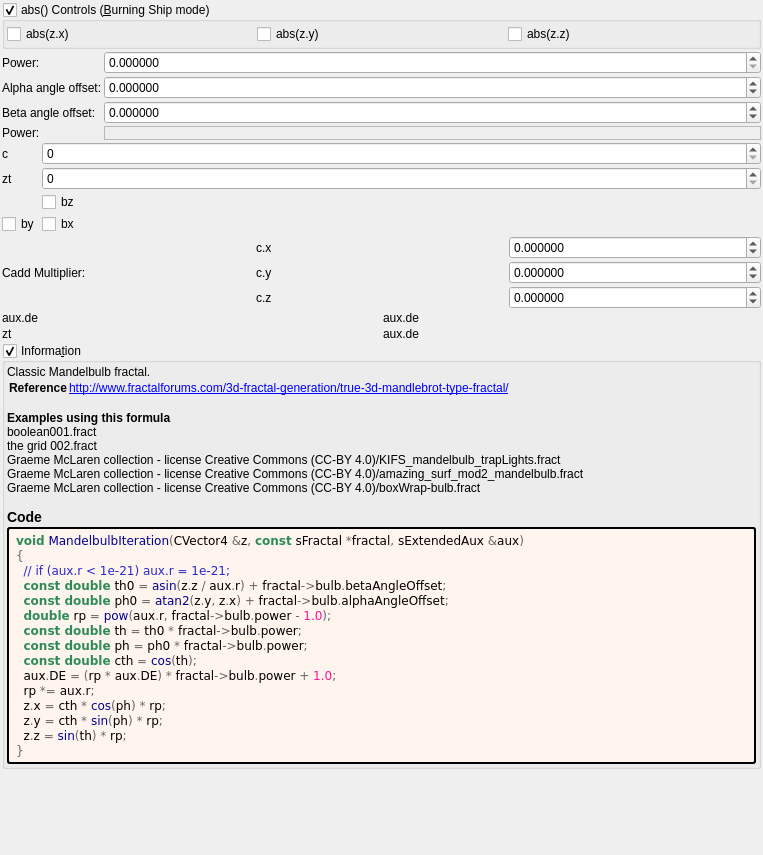
The window that mandelbulber2/formula/ui/mandelbulb_plus_z.ui (buddhi1980/mandelbulber2) describes before a commit, drawn with Qt 5.
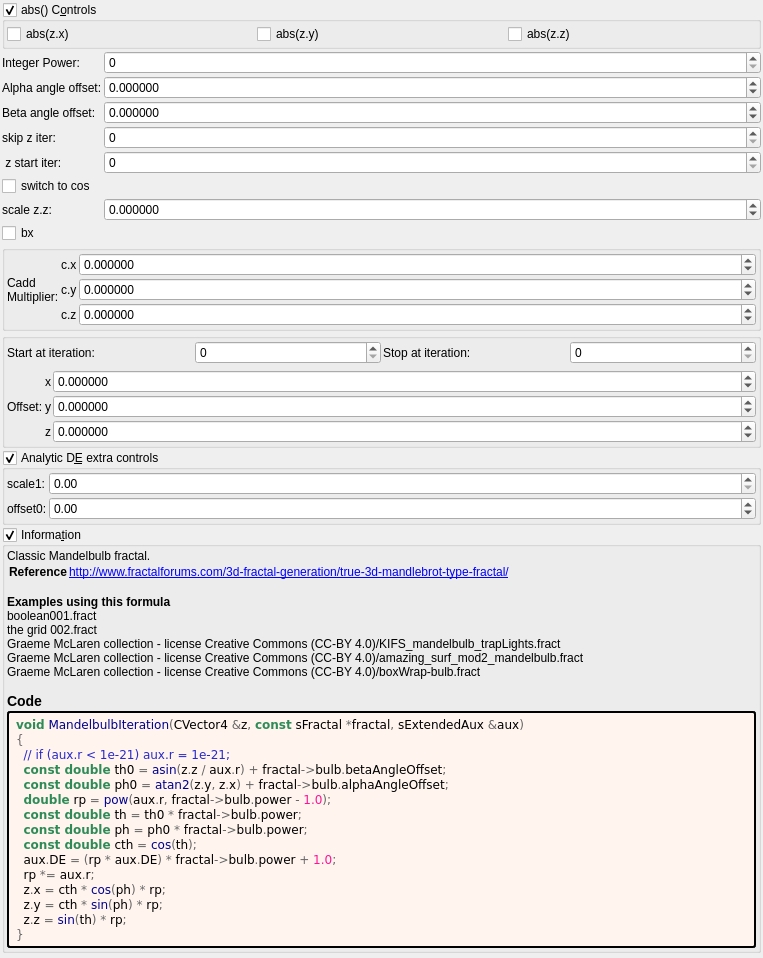
The same window after the commit. Custom widgets are drawn as their Qt base class.

Commit message: mandelbulb_plus_z.cl beta

```diff
--- a/mandelbulber2/formula/ui/mandelbulb_plus_z.ui
+++ b/mandelbulber2/formula/ui/mandelbulb_plus_z.ui
@@ -7,7 +7,7 @@
     <x>0</x>
     <y>0</y>
     <width>763</width>
-    <height>855</height>
+    <height>958</height>
    </rect>
   </property>
   <property name="windowTitle">
@@ -35,7 +35,7 @@
       <string/>
      </property>
      <property name="title">
-      <string>abs() Controls (&amp;Burning Ship mode)</string>
+      <string>abs() C&amp;ontrols </string>
      </property>
      <property name="checkable">
       <bool>true</bool>
@@ -145,34 +145,6 @@
        </property>
       </widget>
      </item>
-     <item row="0" column="1">
-      <widget class="MyDoubleSpinBox" name="spinbox_transf_int_3">
-       <property name="sizePolicy">
-        <sizepolicy hsizetype="Minimum" vsizetype="Maximum">
-         <horstretch>0</horstretch>
-         <verstretch>0</verstretch>
-        </sizepolicy>
-       </property>
-       <property name="prefix">
-        <string/>
-       </property>
-       <property name="suffix">
-        <string/>
-       </property>
-       <property name="decimals">
-        <number>6</number>
-       </property>
-       <property name="minimum">
-        <double>0.000000000000000</double>
-       </property>
-       <property name="maximum">
-        <double>99.989999999999995</double>
-       </property>
-       <property name="singleStep">
-        <double>0.100000000000000</double>
-       </property>
-      </widget>
-     </item>
      <item row="2" column="0">
       <widget class="QLabel" name="label_9">
        <property name="text">
@@ -190,49 +162,93 @@
      <item row="0" column="0">
       <widget class="QLabel" name="label_7">
        <property name="text">
-        <string>Power:</string>
+        <string>Integer Power:</string>
+       </property>
+      </widget>
+     </item>
+     <item row="0" column="1">
+      <widget class="MySpinBox" name="spinboxInt_transf_int_2">
+       <property name="sizePolicy">
+        <sizepolicy hsizetype="Minimum" vsizetype="Maximum">
+         <horstretch>0</horstretch>
+         <verstretch>0</verstretch>
+        </sizepolicy>
+       </property>
+       <property name="maximum">
+        <number>999</number>
+       </property>
+      </widget>
+     </item>
+     <item row="4" column="1">
+      <widget class="MySpinBox" name="spinboxInt_transf_start_iterations_A">
+       <property name="sizePolicy">
+        <sizepolicy hsizetype="Minimum" vsizetype="Maximum">
+         <horstretch>0</horstretch>
+         <verstretch>0</verstretch>
+        </sizepolicy>
+       </property>
+       <property name="maximum">
+        <number>999</number>
+       </property>
+      </widget>
+     </item>
+     <item row="7" column="0" rowspan="2">
+      <widget class="QLabel" name="label_17">
+       <property name="text">
+        <string>scale z.z:</string>
        </property>
       </widget>
      </item>
      <item row="3" column="0">
-      <widget class="QLabel" name="label_10">
-       <property name="text">
-        <string>Power:</string>
-       </property>
-      </widget>
-     </item>
-     <item row="3" column="1">
-      <widget class="QFrame" name="frame">
-       <property name="frameShape">
-        <enum>QFrame::StyledPanel</enum>
-       </property>
-       <property name="frameShadow">
-        <enum>QFrame::Raised</enum>
-       </property>
-      </widget>
-     </item>
-    </layout>
-   </item>
-   <item>
-    <layout class="QGridLayout" name="gridLayout_3" columnstretch="0,1">
-     <property name="spacing">
-      <number>2</number>
-     </property>
-     <item row="1" column="0">
-      <widget class="QLabel" name="label_12">
-       <property name="text">
-        <string>zt</string>
-       </property>
-      </widget>
-     </item>
-     <item row="0" column="0">
       <widget class="QLabel" name="label_13">
        <property name="text">
-        <string>c</string>
+        <string>skip z iter:</string>
        </property>
       </widget>
      </item>
-     <item row="0" column="1">
+     <item row="7" column="1" rowspan="2">
+      <widget class="MyDoubleSpinBox" name="spinbox_transf_scale_1">
+       <property name="sizePolicy">
+        <sizepolicy hsizetype="Minimum" vsizetype="Maximum">
+         <horstretch>0</horstretch>
+         <verstretch>0</verstretch>
+        </sizepolicy>
+       </property>
+       <property name="prefix">
+        <string/>
+       </property>
+       <property name="suffix">
+        <string/>
+       </property>
+       <property name="decimals">
+        <number>6</number>
+       </property>
+       <property name="minimum">
+        <double>-99.998999999999995</double>
+       </property>
+       <property name="maximum">
+        <double>99.998999999999995</double>
+       </property>
+       <property name="singleStep">
+        <double>0.100000000000000</double>
+       </property>
+      </widget>
+     </item>
+     <item row="6" column="0">
+      <widget class="MyCheckBox" name="checkBox_transf_function_enabledBy_false">
+       <property name="text">
+        <string notr="true">switch to cos</string>
+       </property>
+      </widget>
+     </item>
+     <item row="4" column="0">
+      <widget class="QLabel" name="label_18">
+       <property name="text">
+        <string> z start iter:</string>
+       </property>
+      </widget>
+     </item>
+     <item row="3" column="1">
       <widget class="MySpinBox" name="spinboxInt_transf_start_iterations">
        <property name="sizePolicy">
         <sizepolicy hsizetype="Minimum" vsizetype="Maximum">
@@ -245,44 +261,35 @@
        </property>
       </widget>
      </item>
-     <item row="1" column="1">
-      <widget class="MySpinBox" name="spinboxInt_transf_start_iterations_A">
-       <property name="sizePolicy">
-        <sizepolicy hsizetype="Minimum" vsizetype="Maximum">
-         <horstretch>0</horstretch>
-         <verstretch>0</verstretch>
-        </sizepolicy>
-       </property>
-       <property name="maximum">
-        <number>999</number>
-       </property>
-      </widget>
-     </item>
-     <item row="2" column="1">
-      <widget class="MyCheckBox" name="checkBox_transf_function_enabledBz_false">
-       <property name="text">
-        <string notr="true">bz</string>
-       </property>
-      </widget>
-     </item>
-     <item row="3" column="1">
+     <item row="9" column="0">
       <widget class="MyCheckBox" name="checkBox_transf_function_enabledBx_false">
        <property name="text">
         <string notr="true">bx</string>
        </property>
       </widget>
      </item>
-     <item row="3" column="0">
-      <widget class="MyCheckBox" name="checkBox_transf_function_enabledBy_false">
-       <property name="text">
-        <string notr="true">by</string>
-       </property>
-      </widget>
-     </item>
     </layout>
    </item>
    <item>
-    <layout class="QGridLayout" name="gridLayout_25" columnstretch="0,0,0">
+    <widget class="QGroupBox" name="groupBox_6">
+     <property name="title">
+      <string/>
+     </property>
+     <layout class="QVBoxLayout" name="verticalLayout_13">
+      <property name="leftMargin">
+       <number>2</number>
+      </property>
+      <property name="topMargin">
+       <number>2</number>
+      </property>
+      <property name="rightMargin">
+       <number>2</number>
+      </property>
+      <property name="bottomMargin">
+       <number>2</number>
+      </property>
+      <item>
+       <layout class="QGridLayout" name="gridLayout_25" columnstretch="0,0,1">
      <property name="spacing">
       <number>2</number>
      </property>
@@ -394,46 +401,306 @@
      <item row="0" column="0" rowspan="3">
       <widget class="QLabel" name="label_108">
        <property name="text">
-        <string>Cadd Multiplier:</string>
+           <string>Cadd
+Multiplier:</string>
        </property>
       </widget>
      </item>
     </layout>
    </item>
+     </layout>
+    </widget>
+   </item>
    <item>
-    <layout class="QGridLayout" name="gridLayout_4" columnstretch="0,0">
+    <widget class="QGroupBox" name="groupBox_5">
+     <property name="title">
+      <string/>
+     </property>
+     <layout class="QVBoxLayout" name="verticalLayout_10">
+      <property name="leftMargin">
+       <number>2</number>
+      </property>
+      <property name="topMargin">
+       <number>2</number>
+      </property>
+      <property name="rightMargin">
+       <number>2</number>
+      </property>
+      <property name="bottomMargin">
+       <number>2</number>
+      </property>
+      <item>
+       <layout class="QGridLayout" name="gridLayout_69">
      <property name="spacing">
       <number>2</number>
      </property>
-     <item row="0" column="0">
-      <widget class="QLabel" name="label_15">
+        <item row="1" column="2">
+         <widget class="QLabel" name="label_259">
        <property name="text">
-        <string>aux.de</string>
+           <string>Stop at iteration:</string>
+          </property>
+         </widget>
+        </item>
+        <item row="1" column="3">
+         <widget class="MySpinBox" name="spinboxInt_transf_stop_iterations_G">
+          <property name="sizePolicy">
+           <sizepolicy hsizetype="Minimum" vsizetype="Maximum">
+            <horstretch>0</horstretch>
+            <verstretch>0</verstretch>
+           </sizepolicy>
+          </property>
+          <property name="maximum">
+           <number>999</number>
+          </property>
+         </widget>
+        </item>
+        <item row="1" column="1">
+         <widget class="MySpinBox" name="spinboxInt_transf_start_iterations_G">
+          <property name="sizePolicy">
+           <sizepolicy hsizetype="Minimum" vsizetype="Maximum">
+            <horstretch>0</horstretch>
+            <verstretch>0</verstretch>
+           </sizepolicy>
+          </property>
+          <property name="maximum">
+           <number>999</number>
        </property>
       </widget>
      </item>
      <item row="1" column="0">
-      <widget class="QLabel" name="label_14">
+         <widget class="QLabel" name="label_260">
        <property name="text">
-        <string>zt</string>
+           <string>Start at iteration:</string>
+          </property>
+         </widget>
+        </item>
+       </layout>
+      </item>
+      <item>
+       <layout class="QGridLayout" name="gridLayout_70" columnstretch="0,0,0,1">
+        <property name="spacing">
+         <number>2</number>
+        </property>
+        <item row="0" column="2">
+         <widget class="QLabel" name="label_121">
+          <property name="text">
+           <string notr="true">x</string>
+          </property>
+         </widget>
+        </item>
+        <item row="1" column="1">
+         <widget class="QLabel" name="label_261">
+          <property name="text">
+           <string>Offset:</string>
+          </property>
+         </widget>
+        </item>
+        <item row="2" column="2">
+         <widget class="QLabel" name="label_122">
+          <property name="text">
+           <string notr="true">z</string>
+          </property>
+         </widget>
+        </item>
+        <item row="1" column="2">
+         <widget class="QLabel" name="label_115">
+          <property name="text">
+           <string notr="true">y</string>
+          </property>
+         </widget>
+        </item>
+        <item row="0" column="3">
+         <widget class="MyDoubleSpinBox" name="spinbox3_transf_offset_000_x">
+          <property name="sizePolicy">
+           <sizepolicy hsizetype="Minimum" vsizetype="Maximum">
+            <horstretch>0</horstretch>
+            <verstretch>0</verstretch>
+           </sizepolicy>
+          </property>
+          <property name="prefix">
+           <string/>
+          </property>
+          <property name="suffix">
+           <string/>
+          </property>
+          <property name="decimals">
+           <number>6</number>
+          </property>
+          <property name="minimum">
+           <double>-99.989999999999995</double>
+          </property>
+          <property name="maximum">
+           <double>99.989999999999995</double>
+          </property>
+          <property name="singleStep">
+           <double>0.100000000000000</double>
+          </property>
+         </widget>
+        </item>
+        <item row="1" column="3">
+         <widget class="MyDoubleSpinBox" name="spinbox3_transf_offset_000_y">
+          <property name="sizePolicy">
+           <sizepolicy hsizetype="Minimum" vsizetype="Maximum">
+            <horstretch>0</horstretch>
+            <verstretch>0</verstretch>
+           </sizepolicy>
+          </property>
+          <property name="prefix">
+           <string/>
+          </property>
+          <property name="suffix">
+           <string/>
+          </property>
+          <property name="decimals">
+           <number>6</number>
+          </property>
+          <property name="minimum">
+           <double>-99.989999999999995</double>
+          </property>
+          <property name="maximum">
+           <double>99.989999999999995</double>
+          </property>
+          <property name="singleStep">
+           <double>0.100000000000000</double>
+          </property>
+         </widget>
+        </item>
+        <item row="2" column="3">
+         <widget class="MyDoubleSpinBox" name="spinbox3_transf_offset_000_z">
+          <property name="sizePolicy">
+           <sizepolicy hsizetype="Minimum" vsizetype="Maximum">
+            <horstretch>0</horstretch>
+            <verstretch>0</verstretch>
+           </sizepolicy>
+          </property>
+          <property name="prefix">
+           <string/>
+          </property>
+          <property name="suffix">
+           <string/>
+          </property>
+          <property name="decimals">
+           <number>6</number>
+          </property>
+          <property name="minimum">
+           <double>-99.989999999999995</double>
+          </property>
+          <property name="maximum">
+           <double>99.989999999999995</double>
+          </property>
+          <property name="singleStep">
+           <double>0.100000000000000</double>
+          </property>
+         </widget>
+        </item>
+       </layout>
+      </item>
+     </layout>
+    </widget>
+   </item>
+   <item>
+    <widget class="MyGroupBox" name="groupCheck_analyticDE_enabled_false">
+     <property name="title">
+      <string>Analytic D&amp;E extra controls</string>
+     </property>
+     <property name="checkable">
+      <bool>true</bool>
+     </property>
+     <layout class="QVBoxLayout" name="verticalLayout_14" stretch="0">
+      <property name="spacing">
+       <number>2</number>
+      </property>
+      <property name="leftMargin">
+       <number>2</number>
+      </property>
+      <property name="topMargin">
+       <number>2</number>
+      </property>
+      <property name="rightMargin">
+       <number>2</number>
+      </property>
+      <property name="bottomMargin">
+       <number>2</number>
+      </property>
+      <item>
+       <layout class="QGridLayout" name="gridLayout_27" columnstretch="0,0,1">
+        <property name="spacing">
+         <number>2</number>
+        </property>
+        <item row="1" column="2">
+         <widget class="MyDoubleSpinBox" name="spinbox_analyticDE_offset_0">
+          <property name="sizePolicy">
+           <sizepolicy hsizetype="Minimum" vsizetype="Maximum">
+            <horstretch>0</horstretch>
+            <verstretch>0</verstretch>
+           </sizepolicy>
+          </property>
+          <property name="prefix">
+           <string/>
+          </property>
+          <property name="suffix">
+           <string/>
+          </property>
+          <property name="decimals">
+           <number>2</number>
+          </property>
+          <property name="minimum">
+           <double>-99.989999999999995</double>
+          </property>
+          <property name="maximum">
+           <double>99.989999999999995</double>
+          </property>
+          <property name="singleStep">
+           <double>0.100000000000000</double>
+          </property>
+         </widget>
+        </item>
+        <item row="1" column="1">
+         <widget class="QLabel" name="label_178">
+          <property name="text">
+           <string>offset0:</string>
        </property>
       </widget>
      </item>
      <item row="0" column="1">
-      <widget class="QLabel" name="label_16">
+         <widget class="QLabel" name="label_182">
        <property name="text">
-        <string>aux.de</string>
+           <string>scale1:</string>
        </property>
       </widget>
      </item>
-     <item row="1" column="1">
-      <widget class="QLabel" name="label_17">
-       <property name="text">
-        <string>aux.de</string>
-       </property>
+        <item row="0" column="2">
+         <widget class="MyDoubleSpinBox" name="spinbox_analyticDE_scale_1">
+          <property name="sizePolicy">
+           <sizepolicy hsizetype="Minimum" vsizetype="Maximum">
+            <horstretch>0</horstretch>
+            <verstretch>0</verstretch>
+           </sizepolicy>
+          </property>
+          <property name="prefix">
+           <string/>
+          </property>
+          <property name="suffix">
+           <string/>
+          </property>
+          <property name="decimals">
+           <number>2</number>
+          </property>
+          <property name="minimum">
+           <double>0.000000000000000</double>
+          </property>
+          <property name="maximum">
+           <double>99.989999999999995</double>
+          </property>
+          <property name="singleStep">
+           <double>0.100000000000000</double>
+          </property>
       </widget>
      </item>
     </layout>
+      </item>
+     </layout>
+    </widget>
    </item>
    <item>
     <widget class="MyGroupBox" name="groupCheck_info">
```
Left out of the diff: 1 changed line with no effect on the pictures. Lines whose indentation alone changed are shown as unchanged. The commit also changes 3 other files.
